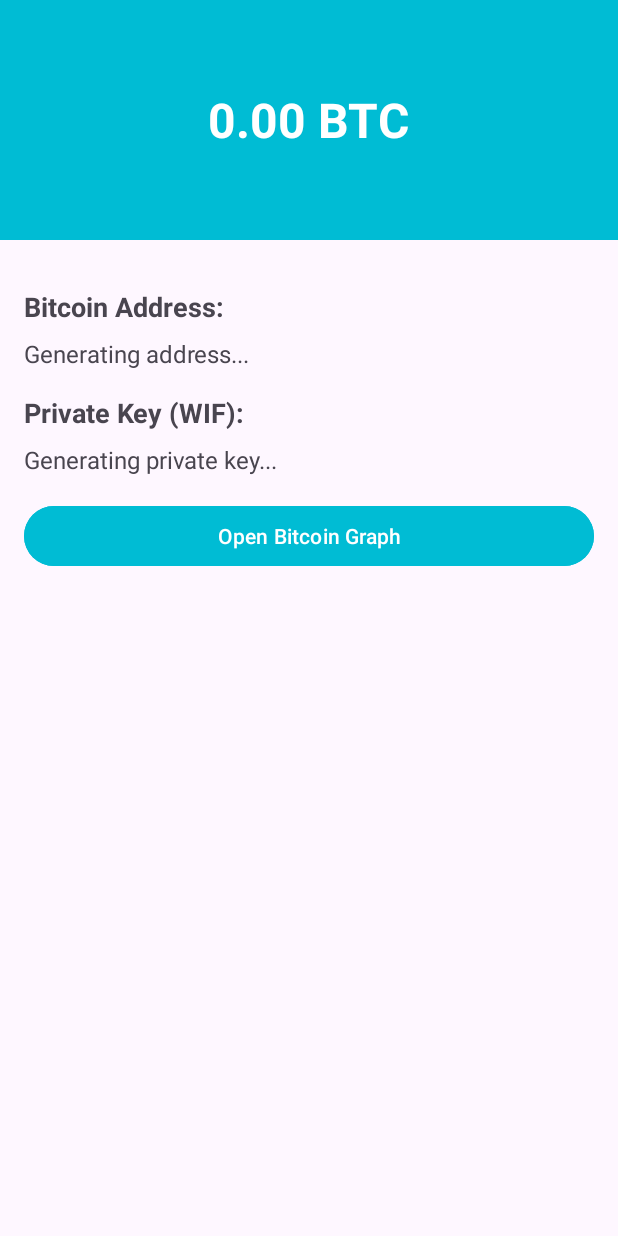
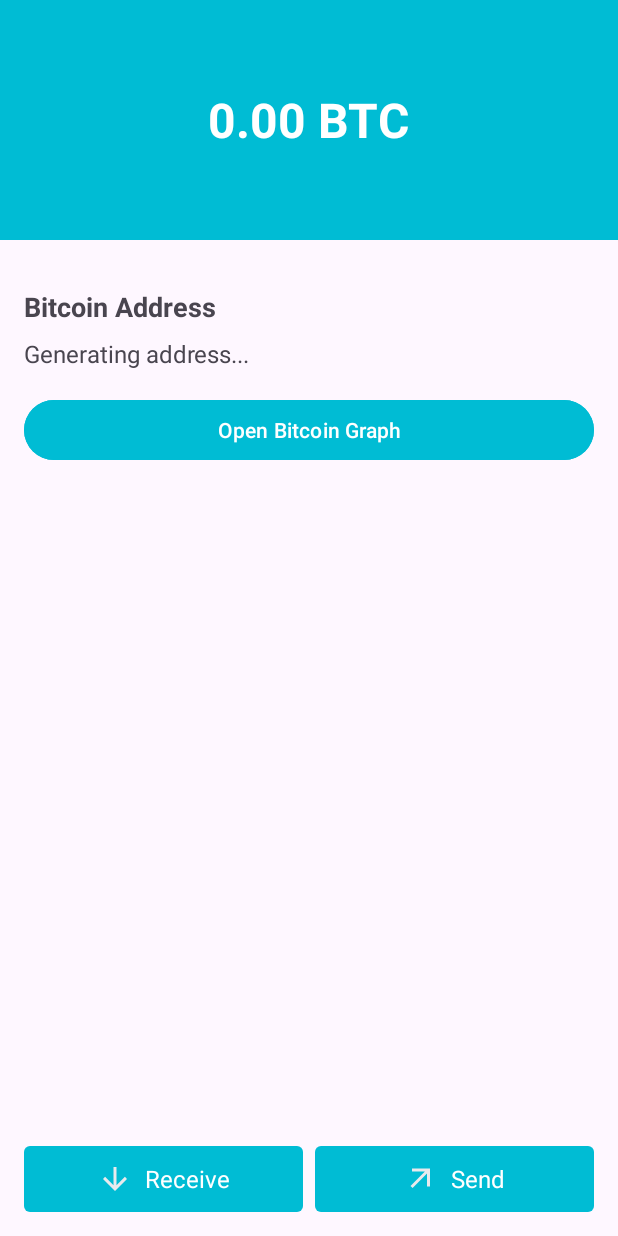
Before and after one commit to thisames/wallet-project, an Android app: the MainActivity screen opened directly, with no data from a screen before it, on a phone screen of 412 x 824 dp. Run offline under Robolectric (Android 15) with nearby library versions, the phone set to English and light mode, and no system bars; libraries missing offline, so code that uses them is left out: org.bitcoinj.core, org.bitcoinj.wallet.

Commit message:
feat:add styled "Receive" and "Send" buttons with icons fixed at the bottom of the layout

```diff
--- a/app/src/main/java/com/phonereplay/wallet_project/MainActivity.java
+++ b/app/src/main/java/com/phonereplay/wallet_project/MainActivity.java
@@ -5,10 +5,13 @@ import android.os.Bundle;
 import android.util.Log;
 import android.widget.Button;
 import android.widget.TextView;
+
 import androidx.appcompat.app.AppCompatActivity;
-import java.io.File;
+
 import org.bitcoinj.core.Coin;
 import org.bitcoinj.wallet.Wallet;
+
+import java.io.File;
 
 public class MainActivity extends AppCompatActivity {
 
@@ -17,10 +20,7 @@ public class MainActivity extends AppCompatActivity {
   private static final String WALLET_FILE_NAME = "user_wallet";
 
   private TextView addressText;
-  private TextView privateKeyText;
   private TextView balanceText;
-
-  private Wallet wallet;
 
   @Override
   protected void onCreate(Bundle savedInstanceState) {
@@ -28,7 +28,6 @@ public class MainActivity extends AppCompatActivity {
     setContentView(R.layout.activity_main);
 
     addressText = findViewById(R.id.addressText);
-    privateKeyText = findViewById(R.id.privateKeyText);
     balanceText = findViewById(R.id.balanceText);
     Button openGraphButton = findViewById(R.id.openGraphButton);
 
@@ -50,7 +49,7 @@ public class MainActivity extends AppCompatActivity {
 
   private void loadWallet(File walletFile) {
     try {
-      wallet = Wallet.loadFromFile(walletFile);
+      Wallet wallet = Wallet.loadFromFile(walletFile);
 
       updateUIWithWalletData(wallet);
       Log.d(TAG, "Wallet carregada com sucesso.");
@@ -61,16 +60,12 @@ public class MainActivity extends AppCompatActivity {
 
   private void updateUIWithWalletData(Wallet wallet) {
     String address = wallet.currentReceiveAddress().toString();
-    String privateKey =
-        wallet.currentReceiveKey().getPrivateKeyEncoded(wallet.getParams()).toString();
     Coin balance = wallet.getBalance();
 
     addressText.setText(address);
-    privateKeyText.setText(privateKey);
     balanceText.setText(balance.toFriendlyString());
 
     Log.d(TAG, "Endereço Bitcoin: " + address);
-    Log.d(TAG, "Chave Privada (WIF): " + privateKey);
     Log.d(TAG, "Saldo: " + balance.toFriendlyString());
   }
 }
--- /dev/null
+++ b/app/src/main/res/drawable/arrow_downward.xml
@@ -0,0 +1,9 @@
+<vector xmlns:android="http://schemas.android.com/apk/res/android"
+    android:width="24dp"
+    android:height="24dp"
+    android:viewportWidth="960"
+    android:viewportHeight="960">
+  <path
+      android:pathData="M440,160v487L216,423l-56,57 320,320 320,-320 -56,-57 -224,224v-487h-80Z"
+      android:fillColor="#e8eaed"/>
+</vector>
--- /dev/null
+++ b/app/src/main/res/drawable/arrow_outward.xml
@@ -0,0 +1,9 @@
+<vector xmlns:android="http://schemas.android.com/apk/res/android"
+    android:width="24dp"
+    android:height="24dp"
+    android:viewportWidth="960"
+    android:viewportHeight="960">
+  <path
+      android:pathData="m256,720 l-56,-56 384,-384L240,280v-80h480v480h-80v-344L256,720Z"
+      android:fillColor="#e8eaed"/>
+</vector>
--- /dev/null
+++ b/app/src/main/res/drawable/square_button_background.xml
@@ -0,0 +1,4 @@
+<shape xmlns:android="http://schemas.android.com/apk/res/android">
+    <solid android:color="#FF00BCD4" /> <!-- Fundo do botão -->
+    <corners android:radius="4dp" />  <!-- Ajuste o arredondamento. Use 0dp para totalmente quadrado -->
+</shape>
--- a/app/src/main/res/layout/activity_main.xml
+++ b/app/src/main/res/layout/activity_main.xml
@@ -1,9 +1,14 @@
-<LinearLayout xmlns:android="http://schemas.android.com/apk/res/android"
+<FrameLayout xmlns:android="http://schemas.android.com/apk/res/android"
+    android:layout_width="match_parent"
+    android:layout_height="match_parent">
+
+    <!-- Main Content -->
+    <LinearLayout
         android:layout_width="match_parent"
         android:layout_height="match_parent"
         android:orientation="vertical">
 
-    <!-- Área de Exibição do Saldo -->
+        <!-- Balance Display Area -->
         <LinearLayout
             android:layout_width="match_parent"
             android:layout_height="160dp"
@@ -22,20 +27,21 @@
                 android:textStyle="bold" />
         </LinearLayout>
 
-    <!-- Conteúdo principal com padding nas extremidades -->
+        <!-- Main Content with Padding -->
         <LinearLayout
             android:layout_width="match_parent"
             android:layout_height="wrap_content"
             android:orientation="vertical"
-        android:padding="16dp">
+            android:padding="16dp"
+            android:layout_weight="1">
 
-        <!-- Exibição do Endereço -->
+            <!-- Address Display -->
             <TextView
                 android:id="@+id/addressLabel"
                 android:layout_width="wrap_content"
                 android:layout_height="wrap_content"
                 android:layout_marginTop="16dp"
-            android:text="Bitcoin Address:"
+                android:text="Bitcoin Address"
                 android:textSize="18sp"
                 android:textStyle="bold" />
 
@@ -47,25 +53,6 @@
                 android:text="Generating address..."
                 android:textSize="16sp" />
 
-        <!-- Exibição da Chave Privada -->
-        <TextView
-            android:id="@+id/privateKeyLabel"
-            android:layout_width="wrap_content"
-            android:layout_height="wrap_content"
-            android:layout_marginTop="16dp"
-            android:text="Private Key (WIF):"
-            android:textSize="18sp"
-            android:textStyle="bold" />
-
-        <TextView
-            android:id="@+id/privateKeyText"
-            android:layout_width="wrap_content"
-            android:layout_height="wrap_content"
-            android:layout_marginTop="8dp"
-            android:text="Generating private key..."
-            android:textSize="16sp" />
-
-        <!-- Botão para abrir o gráfico -->
             <Button
                 android:id="@+id/openGraphButton"
                 android:layout_width="match_parent"
@@ -76,3 +63,69 @@
                 android:textColor="#FFFFFF" />
         </LinearLayout>
     </LinearLayout>
+
+    <!-- Bottom Buttons -->
+    <LinearLayout
+        android:layout_width="match_parent"
+        android:layout_height="wrap_content"
+        android:orientation="horizontal"
+        android:gravity="center"
+        android:padding="16dp"
+        android:layout_gravity="bottom">
+
+        <!-- Receive Button -->
+        <LinearLayout
+            android:id="@+id/receiveButton"
+            android:layout_width="0dp"
+            android:layout_height="wrap_content"
+            android:layout_weight="1"
+            android:orientation="horizontal"
+            android:gravity="center"
+            android:background="@drawable/square_button_background"
+            android:padding="10dp">
+
+            <ImageView
+                android:layout_width="24dp"
+                android:layout_height="24dp"
+                android:src="@drawable/arrow_downward"
+                android:contentDescription="Receive Icon"
+                 />
+
+            <TextView
+                android:layout_width="wrap_content"
+                android:layout_height="wrap_content"
+                android:layout_marginStart="8dp"
+                android:text="Receive"
+                android:textColor="#FFFFFF"
+                android:textSize="16sp" />
+        </LinearLayout>
+
+        <!-- Send Button -->
+        <LinearLayout
+            android:id="@+id/sendButton"
+            android:layout_width="0dp"
+            android:layout_height="wrap_content"
+            android:layout_weight="1"
+            android:orientation="horizontal"
+            android:gravity="center"
+            android:background="@drawable/square_button_background"
+            android:padding="10dp"
+            android:layout_marginStart="8dp">
+
+            <ImageView
+                android:layout_width="24dp"
+                android:layout_height="24dp"
+                android:src="@drawable/arrow_outward"
+                android:contentDescription="Send Icon"
+                />
+
+            <TextView
+                android:layout_width="wrap_content"
+                android:layout_height="wrap_content"
+                android:layout_marginStart="8dp"
+                android:text="Send"
+                android:textColor="#FFFFFF"
+                android:textSize="16sp" />
+        </LinearLayout>
+    </LinearLayout>
+</FrameLayout>
```
Lines whose indentation alone changed are shown as unchanged.
